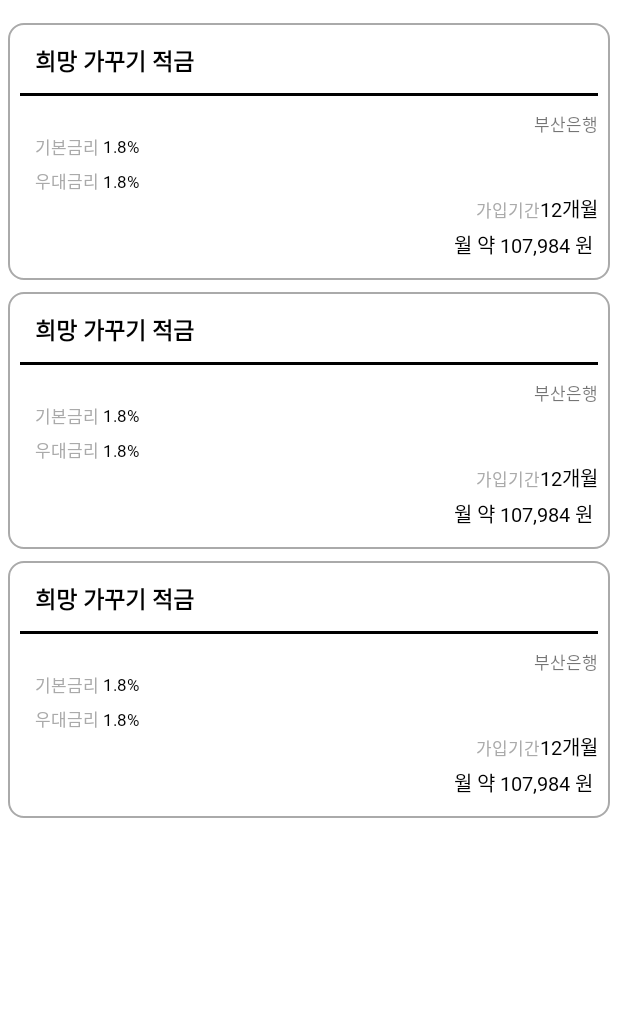
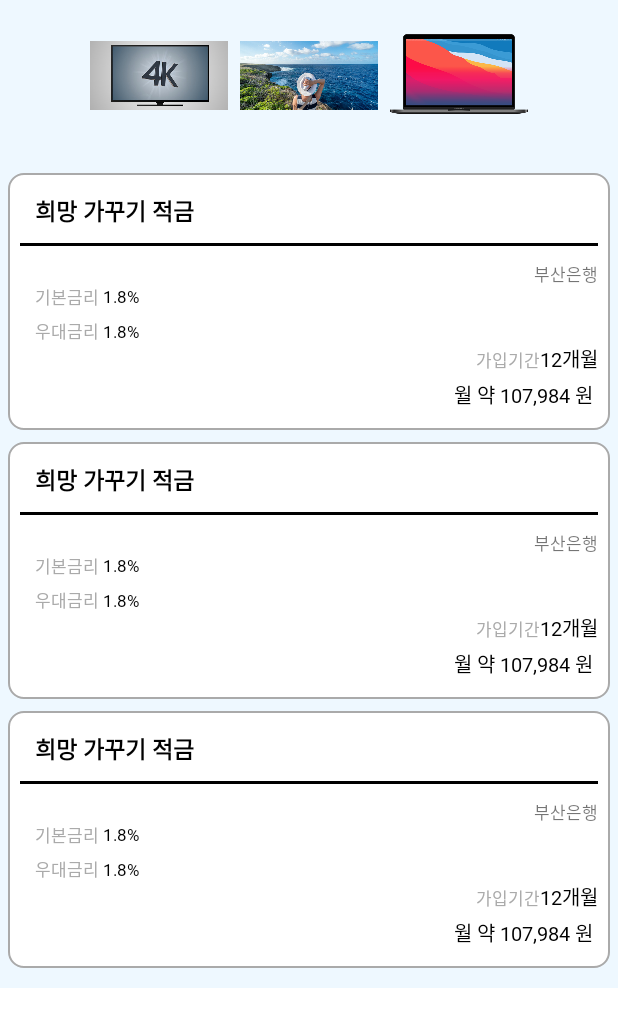
Before and after one commit to superdongte/TeamBank, an Android app: the layout activity_goodsdeplist.xml on its own in the app's theme, with its tools: preview values and no code run, on a phone screen of 412 x 824 dp. Shown: the top 1027 px of the screen. Run offline under Robolectric (Android 15) with nearby library versions, the phone set to English and light mode, and no system bars.

Commit message:
수정 완성본

```diff
--- a/app/src/main/java/com/team/project/InstallmentAdapter.kt
+++ b/app/src/main/java/com/team/project/InstallmentAdapter.kt
@@ -35,25 +35,12 @@ class InstallmentAdapter(val itemClicked: (InstallmentModel) -> Unit) : ListAdap
            var month = installmentModel.dmonth
            var rate = installmentModel.primerate / 100
            var money = installmentModel.itemPrice / (month+rate*(((month*(month+1))/2)/month))
-           moneyText.text = money.toString()
+           var mymoney = format("%.0f",money)
+           moneyText.text = mymoney
 
            view.setOnClickListener{
                itemClicked(installmentModel)
            }
-
-//           var oldrate:Double = 0.0
-//           var maxrate:Double =0.0
-//           var list = currentList
-//           var size = list.size-1
-//           for(i:Int in 0..size){
-//               if(list[i].primerate > oldrate){
-//                   list[i].primerate = maxrate
-//               }else{
-//                   oldrate = maxrate
-//               }
-//           }
-//           bestrateText.text = maxrate.toString()
-
        }
    }
     override fun onCreateViewHolder(parent: ViewGroup, viewType: Int): InstallmentAdapter.ItemViewHolder {
--- a/app/src/main/res/layout/activity_test.xml
+++ b/app/src/main/res/layout/activity_goodsdeplist.xml
@@ -6,8 +6,33 @@
         <LinearLayout
             android:layout_width="match_parent"
             android:layout_height="wrap_content"
-            android:orientation="vertical">
+            android:orientation="vertical"
+            android:background="#EEF8FF">
+            <LinearLayout
+                android:layout_width="match_parent"
+                android:layout_height="100dp"
+                android:orientation="horizontal"
+                android:gravity="center">
 
+                <ImageView
+                    android:id="@+id/goodsPic1"
+                    android:layout_width="100dp"
+                    android:layout_height="100dp"
+                    android:padding="4dp"
+                    android:src="@drawable/tv_image"/>
+                <ImageView
+                    android:id="@+id/goodsPic2"
+                    android:layout_width="100dp"
+                    android:layout_height="100dp"
+                    android:src="@drawable/month_travel"
+                    android:padding="4dp"/>
+                <ImageView
+                    android:id="@+id/goodsPic3"
+                    android:layout_width="100dp"
+                    android:layout_height="100dp"
+                    android:src="@drawable/notebook_image"
+                    android:padding="4dp"/>
+            </LinearLayout>
             <androidx.recyclerview.widget.RecyclerView
                 android:id="@+id/goodsRecyclerView"
                 android:layout_width="match_parent"
@@ -17,6 +42,9 @@
                 app:layout_constraintVertical_bias="0">
 
             </androidx.recyclerview.widget.RecyclerView>
+            <ScrollView
+                android:layout_width="match_parent"
+                android:layout_height="wrap_content">
 
             <!--        app:layout_constraintTop_toBottomOf="@+id/goodsRecyclerView"-->
             <androidx.recyclerview.widget.RecyclerView
@@ -29,6 +57,7 @@
                 app:layoutManager="androidx.recyclerview.widget.LinearLayoutManager"
                 tools:layout_editor_absoluteX="-16dp"
                 tools:listitem="@layout/installment_item" />
+            </ScrollView>
 
         </LinearLayout>
 
```
